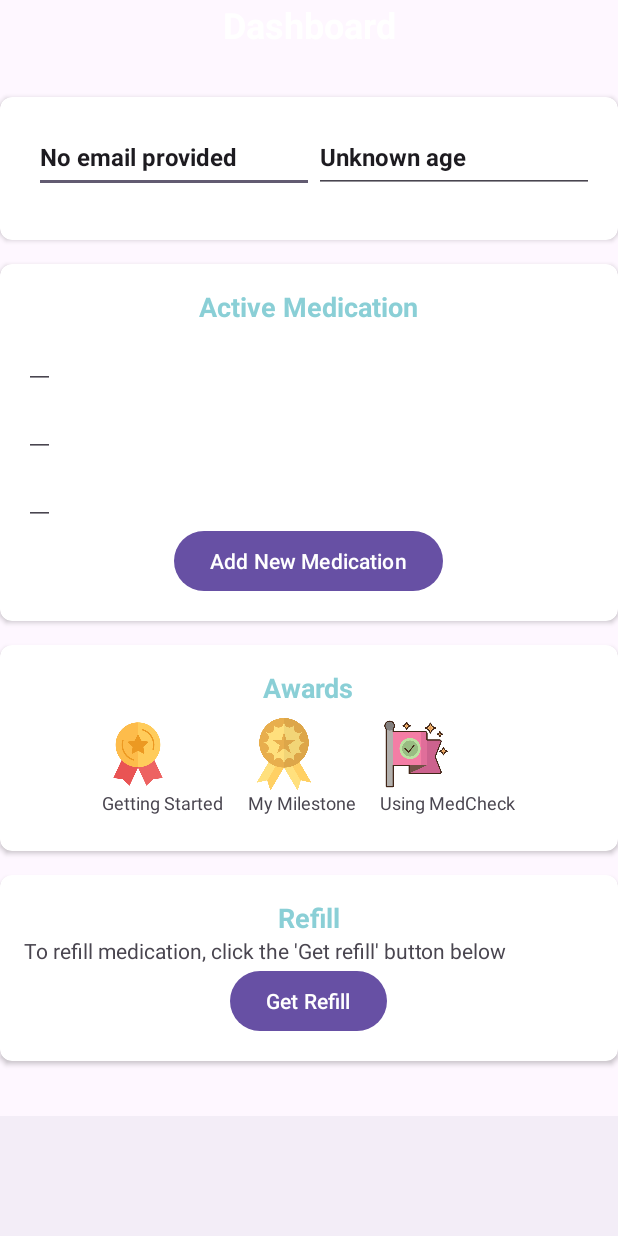
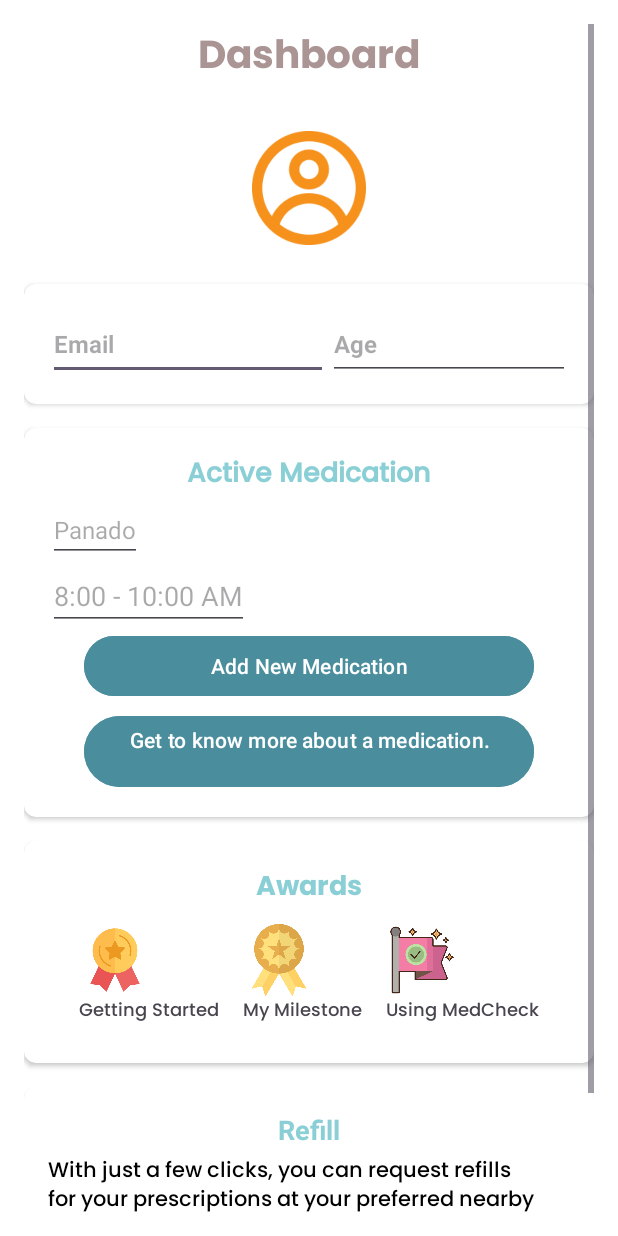
Before and after one commit to ST10036905/MedCheck, an Android app: the Dashboard screen opened directly, with no data from a screen before it, on a phone screen of 412 x 824 dp. Run offline under Robolectric (Android 15) with nearby library versions, the phone set to English and light mode, and no system bars; our stand-ins replace Firebase (no records; nobody signed in at launch, a user with empty details on screens opened directly); Roboto replaces fonts that are not available here; 4 statements that could not run were skipped.

Commit message:
Adjusting the dashboard.

```diff
--- a/app/src/main/res/layout/activity_dashboard.xml
+++ b/app/src/main/res/layout/activity_dashboard.xml
@@ -5,9 +5,24 @@
     xmlns:tools="http://schemas.android.com/tools"
     android:layout_width="match_parent"
     android:layout_height="match_parent"
+    android:background="@color/white"
     android:padding="16dp"
-    android:id="@+id/main"
     tools:context=".Dashboard">
+
+    <!-- ScrollView for Scrollable Content -->
+    <ScrollView
+        android:layout_width="0dp"
+        android:layout_height="0dp"
+        app:layout_constraintTop_toTopOf="parent"
+        app:layout_constraintBottom_toBottomOf="parent"
+        app:layout_constraintStart_toStartOf="parent"
+        app:layout_constraintEnd_toEndOf="parent"
+        android:fillViewport="true">
+
+        <LinearLayout
+            android:layout_width="match_parent"
+            android:layout_height="wrap_content"
+            android:orientation="vertical">
 
             <!-- Title: Dashboard -->
             <TextView
@@ -15,14 +30,22 @@
                 android:layout_width="match_parent"
                 android:layout_height="wrap_content"
                 android:text="@string/dashboard_title"
-        android:textSize="24sp"
+                android:textSize="26sp"
                 android:textStyle="bold"
-        android:textColor="@android:color/white"
+                android:textColor="@color/cafe"
                 android:paddingBottom="16dp"
-        android:gravity="center"
-        app:layout_constraintTop_toTopOf="parent"
-        app:layout_constraintStart_toStartOf="parent"
-        app:layout_constraintEnd_toEndOf="parent"/>
+                android:fontFamily="@font/poppins_bold"
+                android:gravity="center"/>
+
+            <!-- Centered Icon Below the Dashboard Title -->
+            <ImageView
+                android:id="@+id/dashboard_icon"
+                android:layout_width="96dp"
+                android:layout_height="96dp"
+                android:src="@drawable/user_icon"
+                android:layout_gravity="center"
+                android:contentDescription="Dashboard Icon"
+                android:padding="10dp"/>
 
             <!-- User Info Card -->
             <androidx.cardview.widget.CardView
@@ -31,7 +54,6 @@
                 android:layout_height="wrap_content"
                 android:elevation="4dp"
                 app:cardCornerRadius="8dp"
-        app:layout_constraintTop_toBottomOf="@id/tv_dashboard_title"
                 android:layout_marginTop="16dp">
 
                 <LinearLayout
@@ -40,36 +62,28 @@
                     android:orientation="horizontal"
                     android:padding="16dp">
 
-            <ImageView
-                android:id="@+id/iv_userIcon"
-                android:layout_width="81dp"
-                android:layout_height="63dp"
-                android:layout_gravity="start|left"
-                android:layout_weight="1"
-                tools:srcCompat="@tools:sample/avatars" />
-
                     <EditText
-                android:id="@+id/tv_username"
+                        android:id="@+id/emailTxt"
                         android:layout_width="wrap_content"
                         android:layout_height="48dp"
                         android:textSize="16sp"
                         android:textStyle="bold"
                         android:ems="10"
-                android:hint="My email"
+                        android:hint="Email"
                         android:inputType="text"/>
 
                     <EditText
-                android:id="@+id/tv_age"
+                        android:id="@+id/ageTxt"
                         android:layout_width="wrap_content"
                         android:layout_height="48dp"
                         android:textSize="16sp"
                         android:textStyle="bold"
                         android:ems="10"
-                android:hint="My age "
+                        android:hint="Age"
                         android:inputType="text"/>
-
                 </LinearLayout>
             </androidx.cardview.widget.CardView>
+
 
             <!-- Active Medication Section -->
             <androidx.cardview.widget.CardView
@@ -78,7 +92,6 @@
                 android:layout_height="wrap_content"
                 android:elevation="4dp"
                 app:cardCornerRadius="8dp"
-        app:layout_constraintTop_toBottomOf="@id/cv_user_info"
                 android:layout_marginTop="16dp">
 
                 <LinearLayout
@@ -92,42 +105,45 @@
                         android:layout_width="wrap_content"
                         android:layout_height="wrap_content"
                         android:text="@string/dashboard_active_medication"
+                        android:fontFamily="@font/poppins_medium"
                         android:textSize="18sp"
                         android:textStyle="bold"
                         android:layout_gravity="center"
                         android:textColor="@color/gradientBlue"/>
 
-            <!-- Medication details -->
                     <EditText
                         android:id="@+id/tv_medication_name"
                         android:layout_width="wrap_content"
                         android:layout_height="wrap_content"
-                android:text="@string/dashboard_panado_example"
+                        android:hint="@string/dashboard_panado_example"
                         android:textSize="16sp"
-                android:inputType="text" /> <!-- Added inputType for text input -->
+                        android:inputType="text" />
 
                     <EditText
                         android:id="@+id/tv_medication_time"
                         android:layout_width="wrap_content"
                         android:layout_height="wrap_content"
-                android:text="8:00 - 10:00 AM"
-                android:inputType="time" /> <!-- Set inputType to time for time input -->
+                        android:hint="8:00 - 10:00 AM"
+                        android:inputType="time" />
 
-            <EditText
-                android:id="@+id/tv_last_taken"
-                android:layout_width="wrap_content"
-                android:layout_height="wrap_content"
-                android:text="1 taken at 9:29 AM"
-                android:inputType="text" />
-
-            <!-- Add Medication Button -->
+                    <!-- Add New Medication Button -->
                     <Button
                         android:id="@+id/btn_add_medication"
-                android:layout_width="wrap_content"
+                        android:layout_width="300dp"
                         android:layout_height="wrap_content"
                         android:layout_gravity="center"
-                android:onClick="addNewMedication"
+                        android:backgroundTint="@color/textBlue"
                         android:text="@string/dashboard_add_new_medication" />
+
+                    <Button
+                        android:id="@+id/btn_know_more"
+                        android:layout_width="300dp"
+                        android:layout_height="wrap_content"
+                        android:layout_gravity="center"
+                        android:layout_marginTop="5dp"
+                        android:backgroundTint="@color/textBlue"
+                        android:text="@string/dashboard_know_more_medicine" />
+
                 </LinearLayout>
             </androidx.cardview.widget.CardView>
 
@@ -138,7 +154,6 @@
                 android:layout_height="wrap_content"
                 android:elevation="4dp"
                 app:cardCornerRadius="8dp"
-        app:layout_constraintTop_toBottomOf="@id/cv_active_medication"
                 android:layout_marginTop="16dp">
 
                 <LinearLayout
@@ -154,6 +169,7 @@
                         android:text="@string/dashbaord_awards_title"
                         android:textSize="18sp"
                         android:textStyle="bold"
+                        android:fontFamily="@font/poppins_bold"
                         android:layout_gravity="center"
                         android:textColor="@color/gradientBlue"/>
 
@@ -179,6 +195,7 @@
                             <TextView
                                 android:layout_width="wrap_content"
                                 android:layout_height="wrap_content"
+                                android:fontFamily="@font/poppins_medium"
                                 android:text="@string/dashboard_getting_started_award"
                                 android:textSize="12sp"/>
                         </LinearLayout>
@@ -199,6 +216,7 @@
                                 android:layout_width="wrap_content"
                                 android:layout_height="wrap_content"
                                 android:text="@string/dashboard_my_milestone_title"
+                                android:fontFamily="@font/poppins_medium"
                                 android:textSize="12sp"/>
                         </LinearLayout>
 
@@ -218,6 +236,7 @@
                                 android:layout_width="wrap_content"
                                 android:layout_height="wrap_content"
                                 android:text="@string/dashboard_using_medcheck_title"
+                                android:fontFamily="@font/poppins_medium"
                                 android:textSize="12sp"/>
                         </LinearLayout>
                     </LinearLayout>
@@ -231,7 +250,6 @@
                 android:layout_height="wrap_content"
                 android:elevation="4dp"
                 app:cardCornerRadius="8dp"
-        app:layout_constraintTop_toBottomOf="@id/cv_awards"
                 android:layout_marginTop="16dp">
 
                 <LinearLayout
@@ -254,28 +272,26 @@
                         android:id="@+id/tv_refill_instructions"
                         android:layout_width="wrap_content"
                         android:layout_height="wrap_content"
-                android:text="To refill medication, click the 'Get refill' button below"/>
+                        android:fontFamily="@font/poppins_medium"
+                        android:text="@string/with_just_a_few_clicks"
+                        android:paddingTop="4dp"
+                        android:textSize="14sp"
+                        android:textColor="@color/black"/>
 
-            <!-- Refill Button -->
                     <Button
-                android:id="@+id/btn_get_refill"
-                android:layout_width="wrap_content"
+                        android:id="@+id/btn_refill"
+                        android:layout_width="180dp"
                         android:layout_height="wrap_content"
-                android:layout_gravity="center"
-                android:onClick="getRefill"
-                android:text="@string/dashboard_get_refill_btn"/>
+                        android:backgroundTint="@color/textBlue"
+                        android:fontFamily="@font/poppins_medium"
+                        android:textSize="14sp"
+                        android:text="@string/dashboard_refill_button"
+                        android:layout_gravity="center"/>
+
                 </LinearLayout>
             </androidx.cardview.widget.CardView>
 
-    <!-- Bottom Navigation (Preferences, Today, Medicine) -->
-    <com.google.android.material.bottomnavigation.BottomNavigationView
-        android:id="@+id/bottom_navigation"
-        android:layout_width="match_parent"
-        android:layout_height="wrap_content"
-        app:itemIconTint="@color/white"
-        app:itemTextColor="@color/white"
-        app:layout_constraintBottom_toBottomOf="parent"
-        app:layout_constraintStart_toStartOf="parent"
-        app:layout_constraintEnd_toEndOf="parent"/>
+        </LinearLayout>
+    </ScrollView>
 
 </androidx.constraintlayout.widget.ConstraintLayout>
--- a/app/src/main/res/values/strings.xml
+++ b/app/src/main/res/values/strings.xml
@@ -114,7 +114,7 @@
     <string name="medication_reminders">Medication Reminders</string>
     <string name="find_the_nearest_pharmacies">Find the nearest pharmacies to your location, complete with directions and contact information.</string>
     <string name="search_for_nearby_pharmacies">Search for Nearby Pharmacies</string>
-    <string name="with_just_a_few_clicks">With just a few clicks, you can request refills for your prescriptions at your preferred pharmacy.</string>
+    <string name="with_just_a_few_clicks">With just a few clicks, you can request refills for your prescriptions at your preferred nearby pharmacy.</string>
     <string name="refill_your_medications">Refill Your Medications</string>
     <string name="you_can_now_search">You can now search for medications by name and get detailed information including usage, dosage, and warnings.</string>
     <string name="search_for_medications">Search for Medications</string>
@@ -125,4 +125,5 @@
     <string name="taken">Taken</string>
     <string name="sign_out">Sign out</string>
     <string name="sign_up_manually">Register here.\n</string>
+    <string name="dashboard_know_more_medicine">Get to know more about a medication.\n</string>
 </resources>
```
Lines whose indentation alone changed are shown as unchanged.
